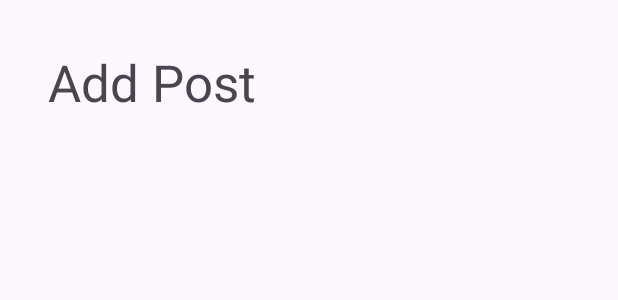
After one commit to patrikinho0/Servix-App, an Android app: the layout activity_add_post.xml on its own in the app's theme, with its tools: preview values and no code run, on a phone screen of 412 x 824 dp. The commit adds this screen. Shown: the top 300 px of the screen. Run offline under Robolectric (Android 15) with nearby library versions, the phone set to English and light mode, and no system bars.

Commit message:
Implemented splash screen, added sample activity_add_post

```diff
--- /dev/null
+++ b/app/src/main/res/layout/activity_add_post.xml
@@ -0,0 +1,20 @@
+<?xml version="1.0" encoding="utf-8"?>
+<androidx.constraintlayout.widget.ConstraintLayout xmlns:android="http://schemas.android.com/apk/res/android"
+    xmlns:app="http://schemas.android.com/apk/res-auto"
+    xmlns:tools="http://schemas.android.com/tools"
+    android:id="@+id/main"
+    android:layout_width="match_parent"
+    android:layout_height="match_parent"
+    tools:context=".AddPostActivity">
+
+    <TextView
+        android:id="@+id/addPost_Top_textView"
+        android:layout_width="wrap_content"
+        android:layout_height="wrap_content"
+        android:layout_marginStart="32dp"
+        android:layout_marginTop="32dp"
+        android:text="Add Post"
+        android:textSize="34sp"
+        app:layout_constraintStart_toStartOf="parent"
+        app:layout_constraintTop_toTopOf="parent" />
+</androidx.constraintlayout.widget.ConstraintLayout>
```
Also changed, not shown: app/src/main/AndroidManifest.xml (+6 -1 lines), app/src/main/java/com/example/servix_app/AddPostActivity.kt (added, +20 -0 lines), app/src/main/java/com/example/servix_app/LoginActivity.kt (+22 -0 lines), app/src/main/java/com/example/servix_app/RegisterActivity.kt (+22 -0 lines), app/src/main/res/drawable/rounded_corner_background.xml (added, +16 -0 lines), app/src/main/res/layout/loading_dialog.xml (added, +32 -0 lines).
